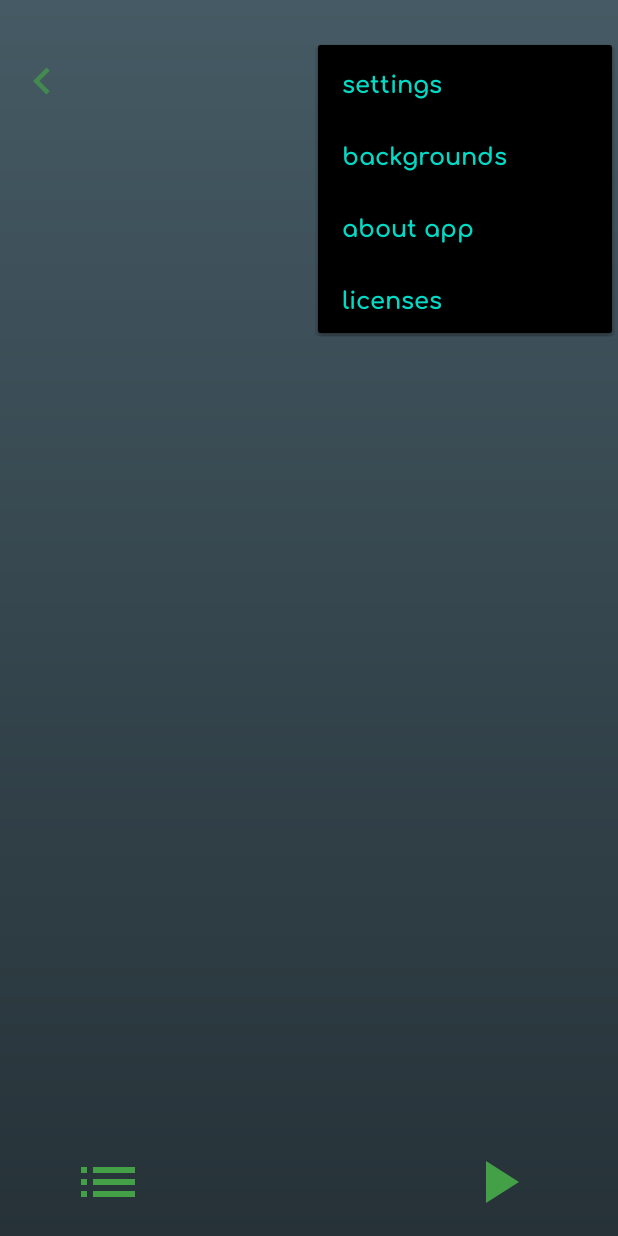
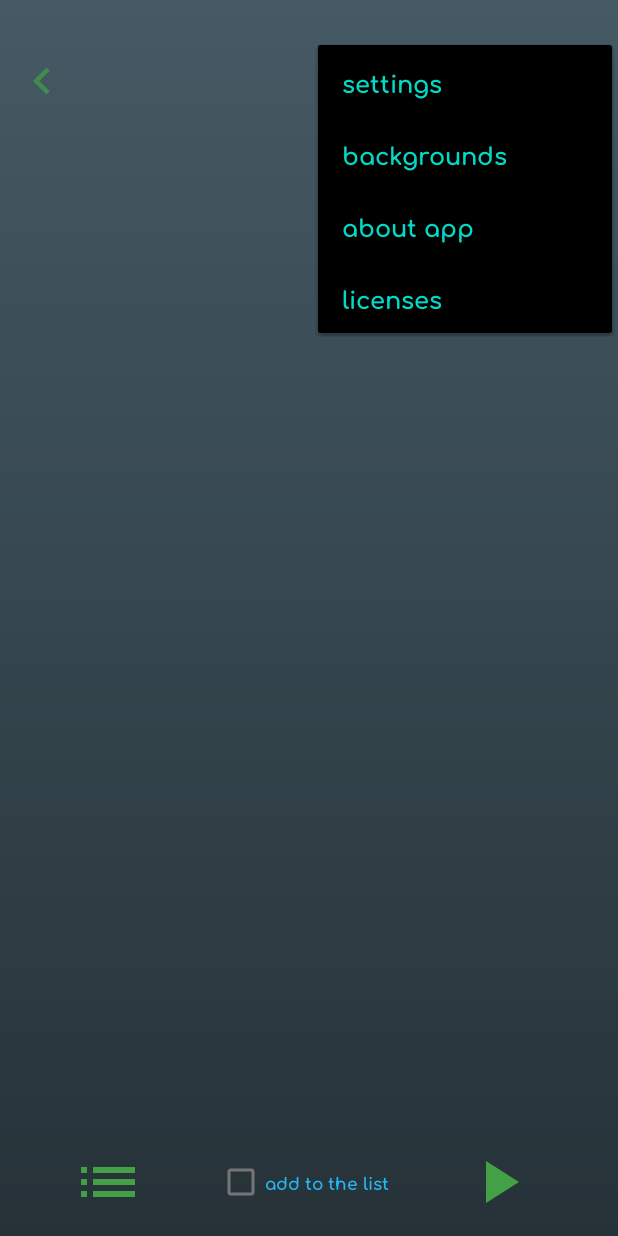
Before and after one commit to comanch22/A_player_kmti, an Android app: the screen it shows after launch (MainActivity), with the options menu open, on a phone screen of 412 x 824 dp. Run offline under Robolectric (Android 15) with nearby library versions, the phone set to English and light mode, and no system bars; our stand-ins replace Dagger/Hilt's generated code, Room's generated code, data binding.

Commit message:
the ability to add tracks to the current list and more
the ability to add tracks to the current list and more

```diff
--- a/app/src/main/java/comanch/simpleplayer/MainActivity.kt
+++ b/app/src/main/java/comanch/simpleplayer/MainActivity.kt
@@ -4,6 +4,7 @@ import android.app.Notification
 import android.app.NotificationChannel
 import android.app.NotificationManager
 import android.content.Intent
+import android.content.pm.ActivityInfo
 import androidx.appcompat.app.AppCompatActivity
 import android.os.Bundle
 import androidx.core.app.NotificationManagerCompat
@@ -66,6 +67,13 @@ class MainActivity : AppCompatActivity() {
                 )
             }
         }
+        findNavController(R.id.nav_host_fragment).addOnDestinationChangedListener { _, destination, _ ->
+            if (destination.id == R.id.imageFragment) {
+                requestedOrientation = ActivityInfo.SCREEN_ORIENTATION_PORTRAIT
+            } else if (requestedOrientation != ActivityInfo.SCREEN_ORIENTATION_FULL_SENSOR) {
+                requestedOrientation = ActivityInfo.SCREEN_ORIENTATION_FULL_SENSOR
+            }
+        }
     }
 
     override fun onResume() {
--- a/app/src/main/java/comanch/simpleplayer/dataBase/MusicTrack.kt
+++ b/app/src/main/java/comanch/simpleplayer/dataBase/MusicTrack.kt
@@ -47,7 +47,10 @@ data class MusicTrack(
     var position: Int = -1,
 
     @ColumnInfo(name = "isButtonPlayVisible")
-    var isButtonPlayVisible: Int = 0
+    var isButtonPlayVisible: Int = 0,
+
+    @ColumnInfo(name = "isPlaying")
+    var isPlaying: Boolean = false
 ) {
 
     override fun equals(other: Any?): Boolean {
--- a/app/src/main/java/comanch/simpleplayer/helpers/StringKey.kt
+++ b/app/src/main/java/comanch/simpleplayer/helpers/StringKey.kt
@@ -21,6 +21,7 @@ class StringKey {
         const val deleteArray = "deleteArray"
         const val start = "start"
         const val stopStart = "stopStart"
+        const val nothing = "nothing"
         const val uri = "uri"
 
         const val playerPause = "pause"
--- a/app/src/main/java/comanch/simpleplayer/listFragment/ListFragment.kt
+++ b/app/src/main/java/comanch/simpleplayer/listFragment/ListFragment.kt
@@ -26,6 +26,8 @@ import comanch.simpleplayer.helpers.NavigationCorrespondent
 import comanch.simpleplayer.interfaces.WorkMusicListFragment
 import comanch.simpleplayer.musicManagment.FoldersList
 import comanch.simpleplayer.musicManagment.MusicList
+import comanch.simpleplayer.preferences.DefaultPreference
+import comanch.simpleplayer.preferences.PreferenceKeys
 import dagger.hilt.android.AndroidEntryPoint
 import javax.inject.Inject
 
@@ -40,6 +42,9 @@ class ListFragment : Fragment(), WorkMusicListFragment {
     override var notifyAdapterPosition: (Int) -> Unit = ::notifyItem
 
     var adapter: ListItemAdapter? = null
+
+    @Inject
+    lateinit var preferences: DefaultPreference
 
     private lateinit var requestPermissionLauncher: ActivityResultLauncher<String>
 
@@ -102,6 +107,8 @@ class ListFragment : Fragment(), WorkMusicListFragment {
         binding.toolbar.setOnMenuItemClickListener {
             menuNavigation(it)
         }
+
+        binding.checkBox.isChecked = preferences.getBoolean(PreferenceKeys.addToList)
 
         viewModel.navigateToDetailFragment.observe(viewLifecycleOwner) { it ->
             it.getContentIfNotHandled()?.let {
@@ -169,7 +176,8 @@ class ListFragment : Fragment(), WorkMusicListFragment {
                         resultList.add(it)
                     }
                 }
-                stateViewModel.setCurrentPlaylist(resultList)
+                stateViewModel.setCurrentPlaylist(resultList,
+                    preferences.getBoolean(PreferenceKeys.addToList))
             }
         }
 
@@ -186,6 +194,10 @@ class ListFragment : Fragment(), WorkMusicListFragment {
 
         binding.play.setOnClickListener {
             stateViewModel.getMusicList()
+        }
+
+        binding.checkBox.setOnCheckedChangeListener{ _, isChecked ->
+           preferences.putBoolean(PreferenceKeys.addToList, isChecked)
         }
 
         return binding.root
--- a/app/src/main/java/comanch/simpleplayer/playFragment/PlayFragment.kt
+++ b/app/src/main/java/comanch/simpleplayer/playFragment/PlayFragment.kt
@@ -295,6 +295,9 @@ class PlayFragment : Fragment() {
                     2 -> {
                         intent.putExtra(StringKey.startPlay, StringKey.stopStart)
                     }
+                    3 -> {
+                        intent.putExtra(StringKey.startPlay, StringKey.nothing)
+                    }
                 }
                 LocalBroadcastManager.getInstance(this.requireContext()).sendBroadcast(intent)
             }
@@ -412,7 +415,7 @@ class PlayFragment : Fragment() {
             timeToClick = Calendar.getInstance().timeInMillis
             content.getContentIfNotHandled()?.let {
                 val intent = Intent(StringKey.startPlayByItemButtonPlay)
-                intent.putExtra("id", it.musicId)
+                intent.putExtra("id", it.musicTrackId)
                 LocalBroadcastManager.getInstance(this.requireContext()).sendBroadcast(intent)
             }
         }
--- a/app/src/main/java/comanch/simpleplayer/preferences/DefaultPreference.kt
+++ b/app/src/main/java/comanch/simpleplayer/preferences/DefaultPreference.kt
@@ -17,6 +17,7 @@ class DefaultPreference @Inject constructor(private val preference: SharedPrefer
             when(key){
                 PreferenceKeys.isAutoScroll -> true
                 PreferenceKeys.screenSaverIsOn -> true
+                PreferenceKeys.addToList -> false
             else -> {
                 null
             }
--- a/app/src/main/java/comanch/simpleplayer/preferences/PreferenceKeys.kt
+++ b/app/src/main/java/comanch/simpleplayer/preferences/PreferenceKeys.kt
@@ -12,6 +12,7 @@ class PreferenceKeys {
         const val screensaverDuration = "screensaverDuration"
         const val appStyle = "appStyle"
         const val screenSaverIsOn = "onScreenSaver"
+        const val addToList = "addToList"
         const val margin = "margin"
         const val screenSaverCategory = "screenSaverCategory"
     }
--- a/app/src/main/res/layout-land/list_fragment.xml
+++ b/app/src/main/res/layout-land/list_fragment.xml
@@ -56,6 +56,24 @@
             app:layout_constraintBottom_toBottomOf="parent"
             app:layout_constraintEnd_toEndOf="@id/guideline13"
             app:layout_constraintStart_toStartOf="@id/guideline12"
+            app:layout_constraintTop_toBottomOf="@id/guideline16" />
+
+        <com.google.android.material.checkbox.MaterialCheckBox
+            android:id="@+id/checkBox"
+            android:layout_width="wrap_content"
+            android:layout_height="wrap_content"
+            android:gravity="center"
+            android:layout_marginEnd="8dp"
+            android:layout_marginStart="8dp"
+            android:stateListAnimator="@animator/click_scale_anim_button"
+            android:text="@string/add_to_the_list"
+            android:inputType="textMultiLine"
+            android:textColor="?attr/colorSecondary"
+            android:textSize="11sp"
+            android:textStyle="normal"
+            app:layout_constraintBottom_toBottomOf="parent"
+            app:layout_constraintEnd_toStartOf="@id/guideline9"
+            app:layout_constraintStart_toEndOf="@id/guideline13"
             app:layout_constraintTop_toBottomOf="@id/guideline16" />
 
         <TextView
--- a/app/src/main/res/layout/list_fragment.xml
+++ b/app/src/main/res/layout/list_fragment.xml
@@ -56,6 +56,24 @@
             app:layout_constraintBottom_toBottomOf="parent"
             app:layout_constraintEnd_toEndOf="@id/guideline13"
             app:layout_constraintStart_toStartOf="@id/guideline12"
+            app:layout_constraintTop_toBottomOf="@id/guideline16" />
+
+        <com.google.android.material.checkbox.MaterialCheckBox
+            android:id="@+id/checkBox"
+            android:layout_width="wrap_content"
+            android:layout_height="wrap_content"
+            android:gravity="center"
+            android:layout_marginEnd="8dp"
+            android:layout_marginStart="8dp"
+            android:stateListAnimator="@animator/click_scale_anim_button"
+            android:text="@string/add_to_the_list"
+            android:inputType="textMultiLine"
+            android:textColor="?attr/colorSecondary"
+            android:textSize="11sp"
+            android:textStyle="normal"
+            app:layout_constraintBottom_toBottomOf="parent"
+            app:layout_constraintEnd_toStartOf="@id/guideline9"
+            app:layout_constraintStart_toEndOf="@id/guideline13"
             app:layout_constraintTop_toBottomOf="@id/guideline16" />
 
         <TextView
--- a/app/src/main/res/values/strings.xml
+++ b/app/src/main/res/values/strings.xml
@@ -120,5 +120,6 @@
 
     <string name="duration_to_time">%1$s:%2$s</string>
     <string name="start_time">00:00</string>
+    <string name="add_to_the_list">add to the list</string>
 
 </resources>
```
Also changed, not shown: app/src/main/java/comanch/simpleplayer/StateViewModel.kt (+12 -7 lines), app/src/main/java/comanch/simpleplayer/dataBase/MusicTrackDAO.kt (+5 -2 lines), app/src/main/java/comanch/simpleplayer/musicManagment/ServicePlay.kt (+61 -84 lines), 1 other file.
